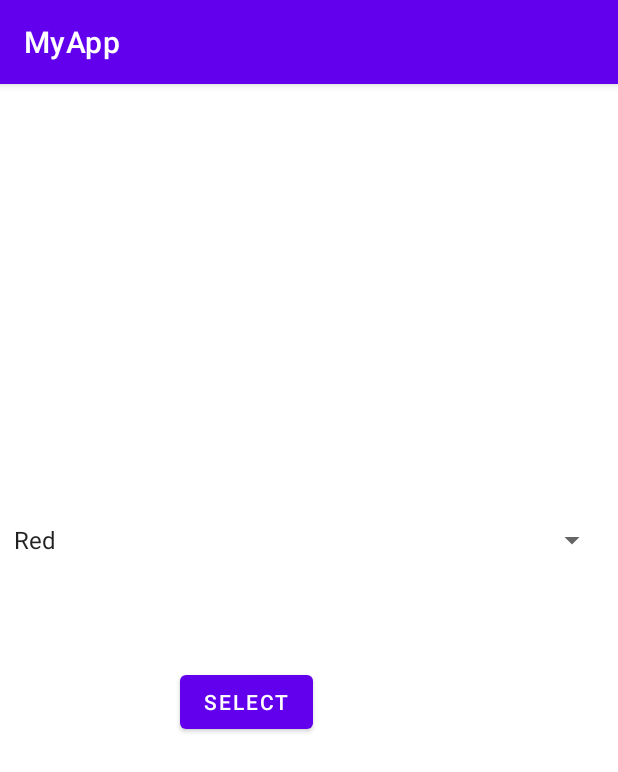
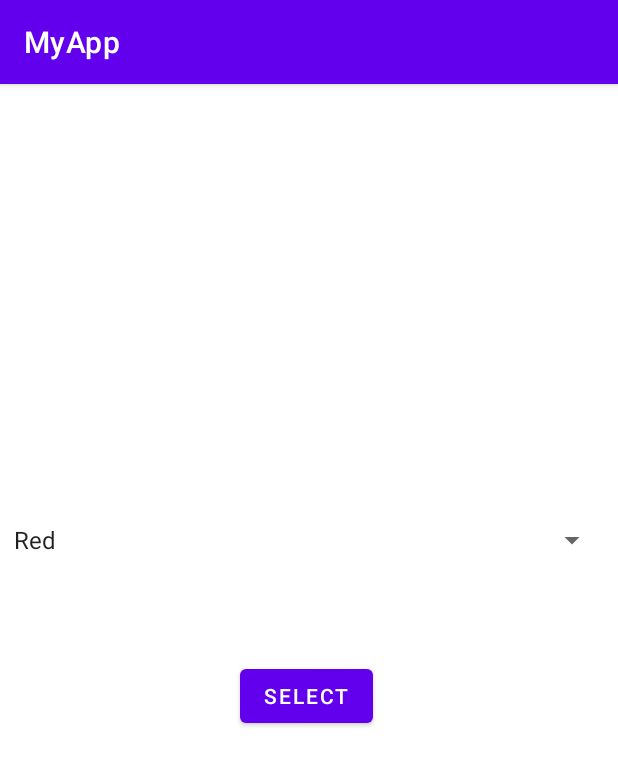
Before and after one commit to neha-0415/KotlinDemo, an Android app: the MainActivity2 screen opened directly, with no data from a screen before it, on a phone screen of 412 x 824 dp. Shown: the top 772 px of the screen. Run offline under Robolectric (Android 15) with nearby library versions, the phone set to English and light mode, and no system bars.

```diff
--- a/app/src/main/java/com/example/myapp/MainActivity2.kt
+++ b/app/src/main/java/com/example/myapp/MainActivity2.kt
@@ -25,6 +25,7 @@ class MainActivity2 : AppCompatActivity() {
                 "Yellow" -> layout.setBackgroundColor(Color.YELLOW)
                 "Green" -> layout.setBackgroundColor(Color.BLUE)
                 "Gray" -> layout.setBackgroundColor(Color.GRAY)
+
             }
         })
 
--- a/app/src/main/res/layout/activity_main2.xml
+++ b/app/src/main/res/layout/activity_main2.xml
@@ -22,8 +22,8 @@
         android:id="@+id/button"
         android:layout_width="wrap_content"
         android:layout_height="wrap_content"
-        android:layout_marginStart="120dp"
-        android:layout_marginTop="388dp"
+        android:layout_marginStart="160dp"
+        android:layout_marginTop="384dp"
         android:text="Select"
         app:layout_constraintStart_toStartOf="parent"
         app:layout_constraintTop_toTopOf="parent" />
```
Also changed, not shown: app/src/main/res/values/strings.xml (line endings or trailing spaces).
